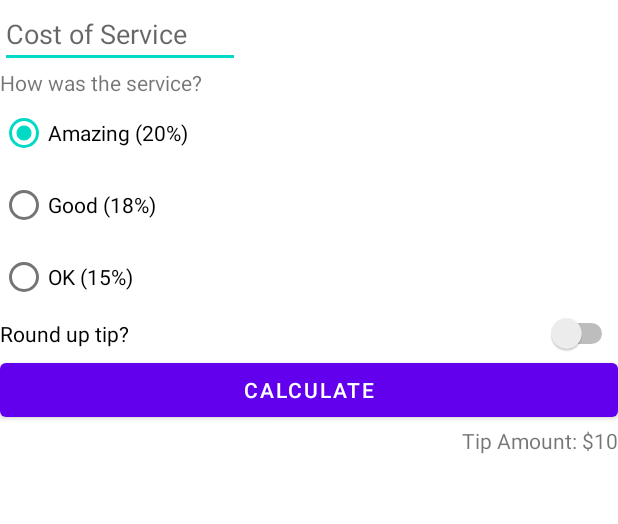
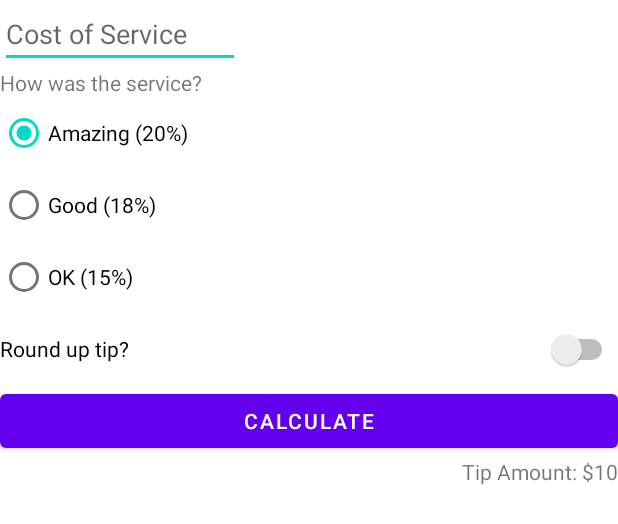
Before and after one commit to warrenxie/Tip-Time, an Android app: the layout activity_main.xml on its own in the app's theme, with its tools: preview values and no code run, on a phone screen of 412 x 824 dp. Shown: the top 524 px of the screen. Run offline under Robolectric (Android 15) with nearby library versions, the phone set to English and light mode, and no system bars.

Commit message:
Tip time

```diff
--- a/app/src/main/res/layout/activity_main.xml
+++ b/app/src/main/res/layout/activity_main.xml
@@ -58,6 +58,7 @@
         android:id="@+id/round_up_switch"
         android:layout_width="0dp"
         android:layout_height="wrap_content"
+        android:minHeight="48dp"
         android:text="Round up tip?"
         app:layout_constraintEnd_toEndOf="parent"
         app:layout_constraintStart_toStartOf="parent"
@@ -78,5 +79,4 @@
         tools:text="Tip Amount: $10"
         app:layout_constraintEnd_toEndOf="parent"
         app:layout_constraintTop_toBottomOf="@id/calculate_button" />
-
 </androidx.constraintlayout.widget.ConstraintLayout>
--- a/app/src/main/res/values/strings.xml
+++ b/app/src/main/res/values/strings.xml
@@ -8,5 +8,4 @@
     <string name="round_up_tip">Round up tip?</string>
     <string name="calculate">Calculate</string>
     <string name="tip_amount">Tip Amount: %s</string>
-
 </resources>
--- a/build.gradle
+++ b/build.gradle
@@ -6,7 +6,7 @@ buildscript {
         mavenCentral()
     }
     dependencies {
-        classpath "com.android.tools.build:gradle:4.2.2"
+        classpath 'com.android.tools.build:gradle:7.0.0'
         classpath "org.jetbrains.kotlin:kotlin-gradle-plugin:$kotlin_version"
 
         // NOTE: Do not place your application dependencies here; they belong
```
Also changed, not shown: app/src/main/java/com/example/tiptime/MainActivity.kt (+7 -12 lines), gradle/wrapper/gradle-wrapper.properties.
